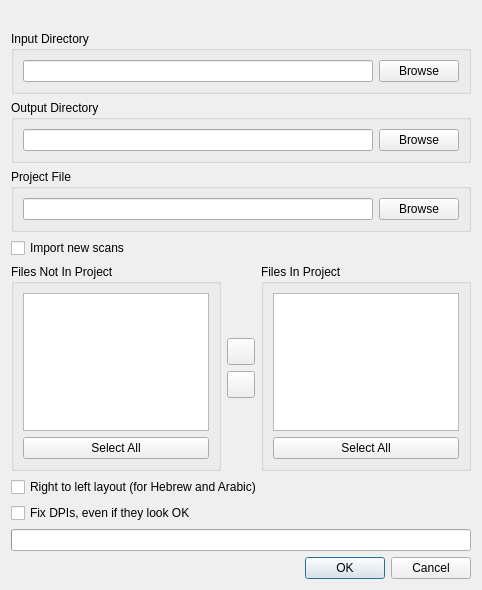
Old version of the form src/app/ProjectFilesDialog.ui in the repository 2ndmax/scantailor-ocr.
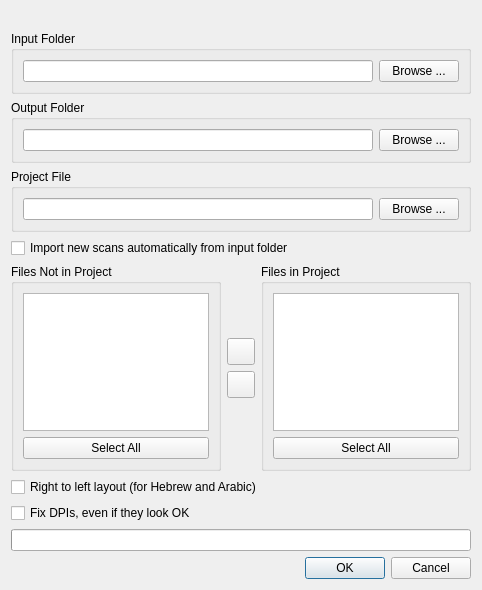
New version of the form. Icons and pictures are not drawn.

```diff
--- a/src/app/ProjectFilesDialog.ui
+++ b/src/app/ProjectFilesDialog.ui
@@ -24,7 +24,7 @@
    <item>
     <widget class="QGroupBox" name="groupBox_2">
      <property name="title">
-      <string>Input Directory</string>
+      <string>Input Folder</string>
      </property>
      <layout class="QHBoxLayout">
       <item>
@@ -37,7 +37,7 @@
       <item>
        <widget class="QPushButton" name="inpDirBrowseBtn">
         <property name="text">
-         <string>Browse</string>
+         <string>Browse ...</string>
         </property>
        </widget>
       </item>
@@ -47,7 +47,7 @@
    <item>
     <widget class="QGroupBox" name="groupBox">
      <property name="title">
-      <string>Output Directory</string>
+      <string>Output Folder</string>
      </property>
      <layout class="QHBoxLayout">
       <item>
@@ -56,7 +56,7 @@
       <item>
        <widget class="QPushButton" name="outDirBrowseBtn">
         <property name="text">
-         <string>Browse</string>
+         <string>Browse ...</string>
         </property>
        </widget>
       </item>
@@ -75,7 +75,7 @@
       <item>
        <widget class="QPushButton" name="projectFileBrowseBtn">
         <property name="text">
-         <string>Browse</string>
+         <string>Browse ...</string>
         </property>
        </widget>
       </item>
@@ -88,7 +88,7 @@
       <string>New images saved to the input directory are added to the project automatically. The project may then start empty.</string>
      </property>
      <property name="text">
-      <string>Import new scans</string>
+      <string>Import new scans automatically from input folder</string>
      </property>
     </widget>
    </item>
@@ -97,7 +97,7 @@
      <item>
       <widget class="QGroupBox" name="groupBox_3">
        <property name="title">
-        <string>Files Not In Project</string>
+        <string>Files Not in Project</string>
        </property>
        <layout class="QVBoxLayout">
         <item>
@@ -208,7 +208,7 @@
      <item>
       <widget class="QGroupBox" name="groupBox_4">
        <property name="title">
-        <string>Files In Project</string>
+        <string>Files in Project</string>
        </property>
        <layout class="QVBoxLayout">
         <item>
```
Left out of the diff: 2 changed lines with no effect on the pictures.
